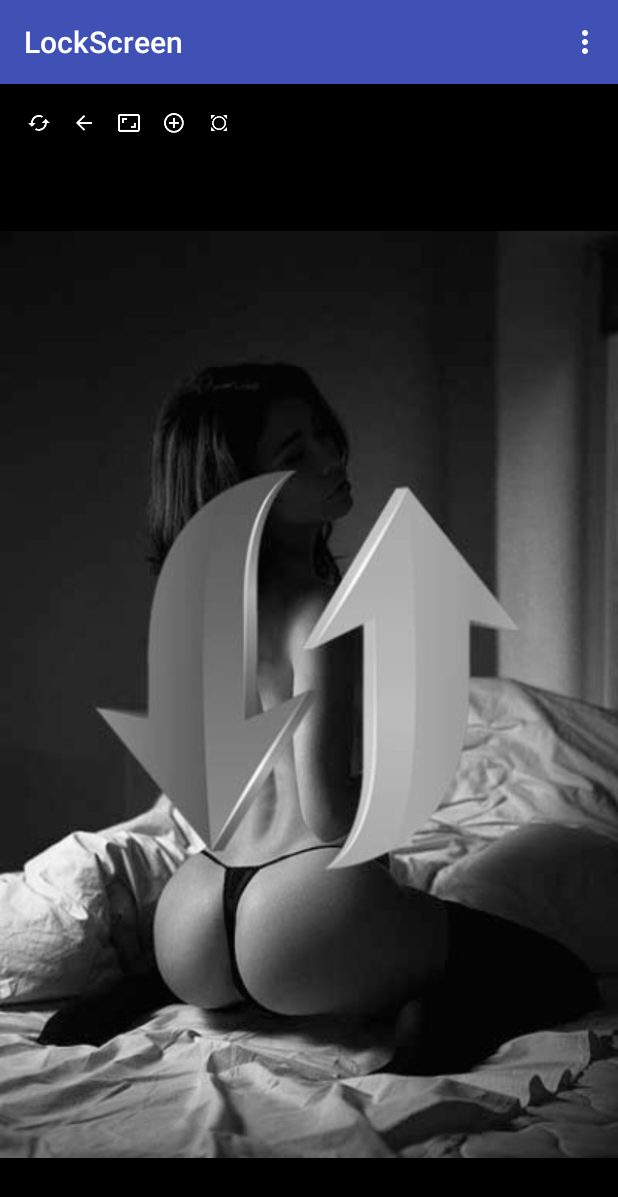
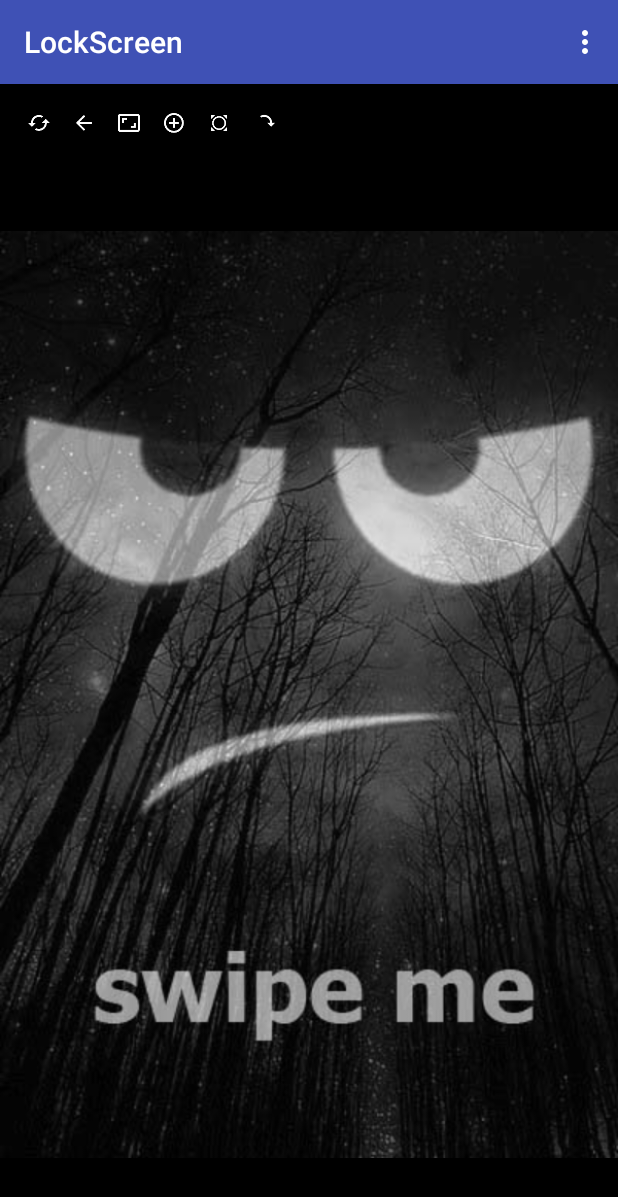
Before and after one commit to lebalex/LockScreen2, an Android app: the screen it shows after launch (MainActivity), on a phone screen of 412 x 824 dp. Shown: the top 1197 px of the screen. Run offline under Robolectric (Android 15) with nearby library versions, the phone set to English and light mode, and no system bars; 1 statement that could not run was skipped.

Commit message:
rotate image

```diff
--- a/app/build.gradle
+++ b/app/build.gradle
@@ -16,7 +16,7 @@ android {
         minSdkVersion 23
         targetSdkVersion 24
         versionCode 1
-        versionName "1.61"
+        versionName "1.64"
         testInstrumentationRunner "android.support.test.runner.AndroidJUnitRunner"
         multiDexEnabled = true
         signingConfig signingConfigs.config
--- a/app/src/main/java/xyz/lebalex/lockscreen/LockScreenService.java
+++ b/app/src/main/java/xyz/lebalex/lockscreen/LockScreenService.java
@@ -112,7 +112,7 @@ public class LockScreenService extends IntentService implements GoogleApiClient.
                 canvas.drawBitmap(bmp, new Matrix(), null);
                 Paint p = new Paint();
                 p.setColor(Color.BLACK);
-                p.setAlpha(Integer.parseInt(sp.getString("alpha_value", "0")));
+                p.setAlpha(Integer.parseInt(sp.getString("alpha_value", "150")));
                 canvas.drawRect(0,0,bmp.getWidth(),bmp.getHeight(),p);
 
                 WallpaperManager wallpaperManager = WallpaperManager.getInstance(this);
--- a/app/src/main/java/xyz/lebalex/lockscreen/MainActivity.java
+++ b/app/src/main/java/xyz/lebalex/lockscreen/MainActivity.java
@@ -39,6 +39,7 @@ import android.support.v4.view.ViewPager;
 import android.support.v7.app.AlertDialog;
 import android.support.v7.app.AppCompatActivity;
 import android.support.v7.widget.Toolbar;
+import android.telephony.TelephonyManager;
 import android.util.DisplayMetrics;
 import android.util.Log;
 import android.view.GestureDetector;
@@ -590,6 +591,7 @@ public class MainActivity extends AppCompatActivity implements ConnectionCallbac
         ImageButton imageButton;
         ImageButton imageButtonBack;
         ImageButton imageButtonResize;
+        ImageButton imageButtonRotate;
         ImageButton imageButtonPlus;
         ImageButton imageButtonCheck;
         ImageView mImageView;
@@ -765,7 +767,7 @@ public class MainActivity extends AppCompatActivity implements ConnectionCallbac
                                     canvas.drawBitmap(bitMap, new Matrix(), null);
                                     Paint p = new Paint();
                                     p.setColor(Color.BLACK);
-                                    p.setAlpha(Integer.parseInt(sp.getString("alpha_value", "0")));
+                                    p.setAlpha(Integer.parseInt(sp.getString("alpha_value", "150")));
                                     canvas.drawRect(0,0,bitMap.getWidth(),bitMap.getHeight(),p);
 
 
@@ -869,6 +871,7 @@ public class MainActivity extends AppCompatActivity implements ConnectionCallbac
             imageButtonResize = (ImageButton) rootView.findViewById(R.id.button_resize);
             imageButtonPlus = (ImageButton) rootView.findViewById(R.id.button_plus);
             imageButtonCheck = (ImageButton) rootView.findViewById(R.id.button_check);
+            imageButtonRotate = (ImageButton) rootView.findViewById(R.id.button_rotate);
 
             //sp = PreferenceManager.getDefaultSharedPreferences(appContext);
 
@@ -1035,6 +1038,19 @@ public class MainActivity extends AppCompatActivity implements ConnectionCallbac
                         textView.setText("Plus");
                         //Toast.makeText(appContext, bitmap.getWidth()+"-"+bitmap.getHeight(), Toast.LENGTH_SHORT).show();
 
+                    } catch (Exception e) {
+
+                    }
+                }
+            });
+            imageButtonRotate.setOnClickListener(new View.OnClickListener() {
+                public void onClick(View v) {
+                    try {
+                        Matrix matrix = new Matrix();
+                        matrix.postRotate(90);
+                        bitmap = Bitmap.createBitmap(bitmap, 0, 0, bitmap.getWidth(), bitmap.getHeight(), matrix, true);
+                        setImageToView(bitmap);
+                        textView.setText("Rotate");
                     } catch (Exception e) {
 
                     }
--- a/app/src/main/res/layout/fragment_main.xml
+++ b/app/src/main/res/layout/fragment_main.xml
@@ -83,6 +83,19 @@
             android:layout_gravity="left"
             android:adjustViewBounds="false"
             android:layout_marginLeft="136dp"/>
+        <ImageButton
+            android:layout_row="0"
+            android:layout_column="0"
+            style="?android:attr/buttonStyleSmall"
+            android:layout_width="20dp"
+            android:layout_height="20dp"
+            android:text="back"
+            android:id="@+id/button_rotate"
+            android:background="@mipmap/ic_rotate"
+            android:clickable="true"
+            android:layout_gravity="left"
+            android:adjustViewBounds="false"
+            android:layout_marginLeft="166dp"/>
 
         <TextView
             android:layout_row="0"
@@ -94,14 +107,14 @@
             android:textColor="@android:color/background_light" />
 
         <ImageView
-            android:layout_columnSpan="2"
+            android:id="@+id/imgView"
             android:layout_width="fill_parent"
             android:layout_height="match_parent"
-            android:id="@+id/imgView"
-            app:srcCompat="@drawable/start"
+            android:layout_columnSpan="2"
+            android:layout_marginBottom="50dp"
             android:adjustViewBounds="false"
             android:cropToPadding="false"
-            android:layout_marginBottom="50dp" />
+            app:srcCompat="@drawable/start" />
     </GridLayout>
 
 </RelativeLayout>
```
Also changed, not shown: app/src/main/res/drawable/start.jpg, app/src/main/res/mipmap-hdpi/ic_rotate.png (added), app/src/main/res/mipmap-mdpi/ic_rotate.png (added), app/src/main/res/mipmap-xhdpi/ic_rotate.png (added), app/src/main/res/mipmap-xxhdpi/ic_rotate.png (added), app/src/main/res/mipmap-xxxhdpi/ic_rotate.png (added).
